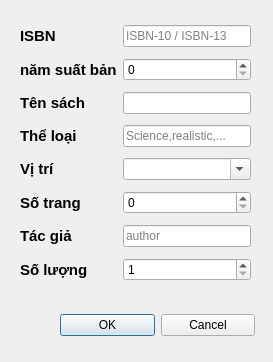
First picture: the form in librarymanage/themdausach.ui, repository DTTaze/Qt-Library-Management, before the edit.
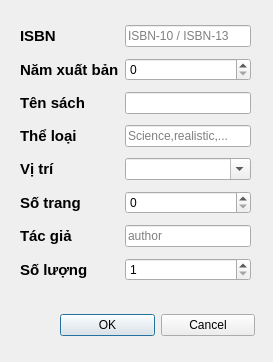
Second picture: the form after the edit.

```diff
--- a/librarymanage/themdausach.ui
+++ b/librarymanage/themdausach.ui
@@ -295,7 +295,7 @@
        <string notr="true">font-size: 15px;color:black;font-weight:700;</string>
       </property>
       <property name="text">
-       <string>năm suất bản</string>
+       <string>Năm xuất bản</string>
       </property>
      </widget>
     </item>
```
Left out of the diff: 4 changed lines with no effect on the pictures.
